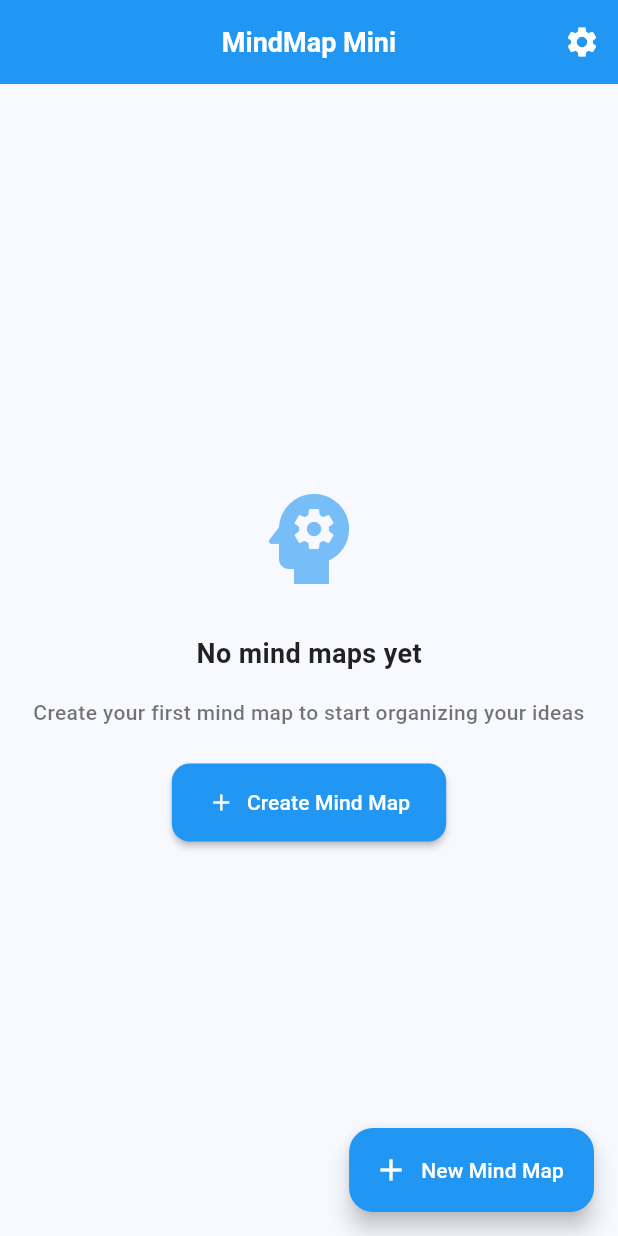
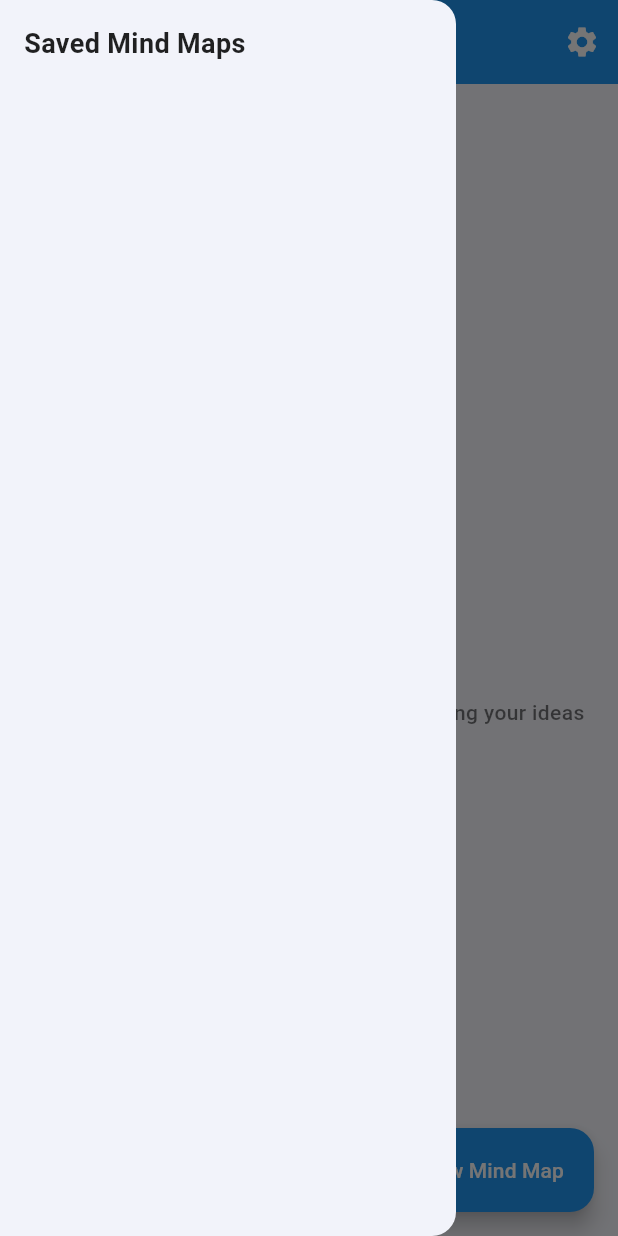
Before and after one commit to ZeroTheGOAT/Mindmap-mini, a Flutter app: the screen it shows after launch, with the side drawer open (before the commit the screen has no drawer), on a phone screen of 412 x 824 dp. Run offline on Flutter 3.47's test engine with Material 3 defaults, Android fonts, the phone set to English and light mode, and no system bars; our stand-ins replace hive, hive_flutter; accounts and stored records are empty.

Commit message:
Implement local storage for app settings and theme management
Co-authored-by: hari637h <hari637h@gmail.com>

```diff
--- a/lib/main.dart
+++ b/lib/main.dart
@@ -3,6 +3,7 @@ import 'package:provider/provider.dart';
 import 'services/map_manager.dart';
 import 'utils/constants.dart';
 import 'pages/home_page.dart';
+import 'services/local_storage_service.dart';
 
 void main() async {
   WidgetsFlutterBinding.ensureInitialized();
@@ -26,13 +27,33 @@ class MyApp extends StatelessWidget {
   Widget build(BuildContext context) {
     return ChangeNotifierProvider.value(
       value: mapManager,
-      child: MaterialApp(
+      child: Builder(
+        builder: (_) {
+          if (!LocalStorageService.hasSettingsBox) {
+            return MaterialApp(
               title: 'MindMap Mini',
               debugShowCheckedModeBanner: false,
               theme: _buildLightTheme(),
               darkTheme: _buildDarkTheme(),
               themeMode: ThemeMode.system,
               home: HomePage(),
+            );
+          }
+          return ValueListenableBuilder(
+            valueListenable: LocalStorageService.settingsListenable(keys: [AppConstants.themeKey]),
+            builder: (context, box, _) {
+              final themeMode = LocalStorageService.getThemeMode();
+              return MaterialApp(
+                title: 'MindMap Mini',
+                debugShowCheckedModeBanner: false,
+                theme: _buildLightTheme(),
+                darkTheme: _buildDarkTheme(),
+                themeMode: themeMode,
+                home: HomePage(),
+              );
+            },
+          );
+        },
       ),
     );
   }
--- /dev/null
+++ b/lib/models/color_adapter.dart
@@ -0,0 +1,28 @@
+import 'package:flutter/material.dart';
+import 'package:hive/hive.dart';
+
+class ColorAdapter extends TypeAdapter<Color> {
+  @override
+  final int typeId = 2;
+
+  @override
+  Color read(BinaryReader reader) {
+    final int value = reader.readInt();
+    return Color(value);
+  }
+
+  @override
+  void write(BinaryWriter writer, Color obj) {
+    writer.writeInt(obj.value);
+  }
+
+  @override
+  int get hashCode => typeId.hashCode;
+
+  @override
+  bool operator ==(Object other) =>
+      identical(this, other) ||
+      other is ColorAdapter &&
+          runtimeType == other.runtimeType &&
+          typeId == other.typeId;
+}
--- a/lib/pages/home_page.dart
+++ b/lib/pages/home_page.dart
@@ -21,9 +21,7 @@ class _HomePageState extends State<HomePage> {
   @override
   void initState() {
     super.initState();
-    WidgetsBinding.instance.addPostFrameCallback((_) {
-      context.read<MapManager>().initialize();
-    });
+    // MapManager is initialized in main.dart
   }
 
   @override
@@ -40,6 +38,12 @@ class _HomePageState extends State<HomePage> {
         backgroundColor: AppConstants.primaryColor,
         foregroundColor: Colors.white,
         elevation: 0,
+        leading: Builder(
+          builder: (context) => IconButton(
+            icon: Icon(Icons.menu),
+            onPressed: () => Scaffold.of(context).openDrawer(),
+          ),
+        ),
         actions: [
           IconButton(
             icon: Icon(Icons.settings),
@@ -52,6 +56,7 @@ class _HomePageState extends State<HomePage> {
           ),
         ],
       ),
+      drawer: _buildDrawer(),
       body: Consumer<MapManager>(
         builder: (context, mapManager, child) {
           if (mapManager.isLoading) {
@@ -85,7 +90,7 @@ class _HomePageState extends State<HomePage> {
                   ),
                   SizedBox(height: AppConstants.spacingMedium),
                   ElevatedButton(
-                    onPressed: () => mapManager.initialize(),
+                    onPressed: () => context.read<MapManager>().initialize(),
                     child: Text('Retry'),
                   ),
                 ],
@@ -106,6 +111,46 @@ class _HomePageState extends State<HomePage> {
         label: Text('New Mind Map'),
         backgroundColor: AppConstants.primaryColor,
         foregroundColor: Colors.white,
+      ),
+    );
+  }
+
+  Widget _buildDrawer() {
+    return Drawer(
+      child: SafeArea(
+        child: Consumer<MapManager>(
+          builder: (context, mapManager, _) {
+            return Column(
+              crossAxisAlignment: CrossAxisAlignment.start,
+              children: [
+                Padding(
+                  padding: EdgeInsets.all(AppConstants.spacingMedium),
+                  child: Text(
+                    'Saved Mind Maps',
+                    style: AppConstants.titleStyle,
+                  ),
+                ),
+                Expanded(
+                  child: ListView.builder(
+                    itemCount: mapManager.mindMaps.length,
+                    itemBuilder: (context, index) {
+                      final map = mapManager.mindMaps[index];
+                      return ListTile(
+                        leading: Icon(Icons.account_tree),
+                        title: Text(map.title, maxLines: 1, overflow: TextOverflow.ellipsis),
+                        subtitle: Text('Nodes: ${map.nodes.length}'),
+                        onTap: () {
+                          Navigator.pop(context);
+                          _openMindMap(map);
+                        },
+                      );
+                    },
+                  ),
+                ),
+              ],
+            );
+          },
+        ),
       ),
     );
   }
@@ -405,15 +450,16 @@ class _HomePageState extends State<HomePage> {
             onPressed: () => Navigator.pop(context),
             child: Text('Cancel'),
           ),
-          TextButton(
-            onPressed: () {
-              mapManager.deleteMindMap(mindMap.id);
-              Navigator.pop(context);
+          ElevatedButton(
+            onPressed: () async {
+              await mapManager.deleteMindMap(mindMap.id);
+              if (mounted) Navigator.pop(context);
               ScaffoldMessenger.of(context).showSnackBar(
                 SnackBar(content: Text('Mind map deleted')),
               );
             },
-            child: Text('Delete', style: TextStyle(color: Colors.red)),
+            style: ElevatedButton.styleFrom(backgroundColor: Colors.red),
+            child: Text('Delete'),
           ),
         ],
       ),
--- a/lib/services/local_storage_service.dart
+++ b/lib/services/local_storage_service.dart
@@ -3,6 +3,7 @@ import 'package:hive_flutter/hive_flutter.dart';
 import '../models/mindmap.dart';
 import '../models/mindmap_node.dart';
 import '../utils/constants.dart';
+import '../models/color_adapter.dart';
 
 class LocalStorageService {
   static const String _mindMapsBoxName = AppConstants.mindMapsBoxName;
@@ -14,14 +15,23 @@ class LocalStorageService {
   static Future<void> initialize() async {
     await Hive.initFlutter();
 
-    // Register adapters
-    Hive.registerAdapter(MindMapNodeAdapter());
-    Hive.registerAdapter(MindMapAdapter());
+    // Register adapters (guarded to avoid duplicates)
+    if (!Hive.isAdapterRegistered(2)) {
+      Hive.registerAdapter(ColorAdapter());
+    }
+    if (!Hive.isAdapterRegistered(0)) {
+      Hive.registerAdapter(MindMapNodeAdapter());
+    }
+    if (!Hive.isAdapterRegistered(1)) {
+      Hive.registerAdapter(MindMapAdapter());
+    }
 
     // Open boxes
     _mindMapsBox = await Hive.openBox<MindMap>(_mindMapsBoxName);
     _settingsBox = await Hive.openBox(_settingsBoxName);
   }
+
+  static bool get hasSettingsBox => _settingsBox != null;
 
   // Mind Maps operations
   static Future<void> saveMindMap(MindMap mindMap) async {
@@ -95,6 +105,11 @@ class LocalStorageService {
     await saveSetting(AppConstants.themeKey, mode.index);
   }
 
+  // Expose settings listenable (e.g., for theme changes)
+  static ValueListenable<Box> settingsListenable({List<dynamic>? keys}) {
+    return _settingsBox!.listenable(keys: keys);
+  }
+
   // Close boxes
   static Future<void> close() async {
     await _mindMapsBox?.close();
```
Also changed, not shown: lib/pages/settings_page.dart (+13 -14 lines), lib/widgets/canvas_view.dart (+32 -6 lines). Lines whose indentation alone changed are shown as unchanged.
